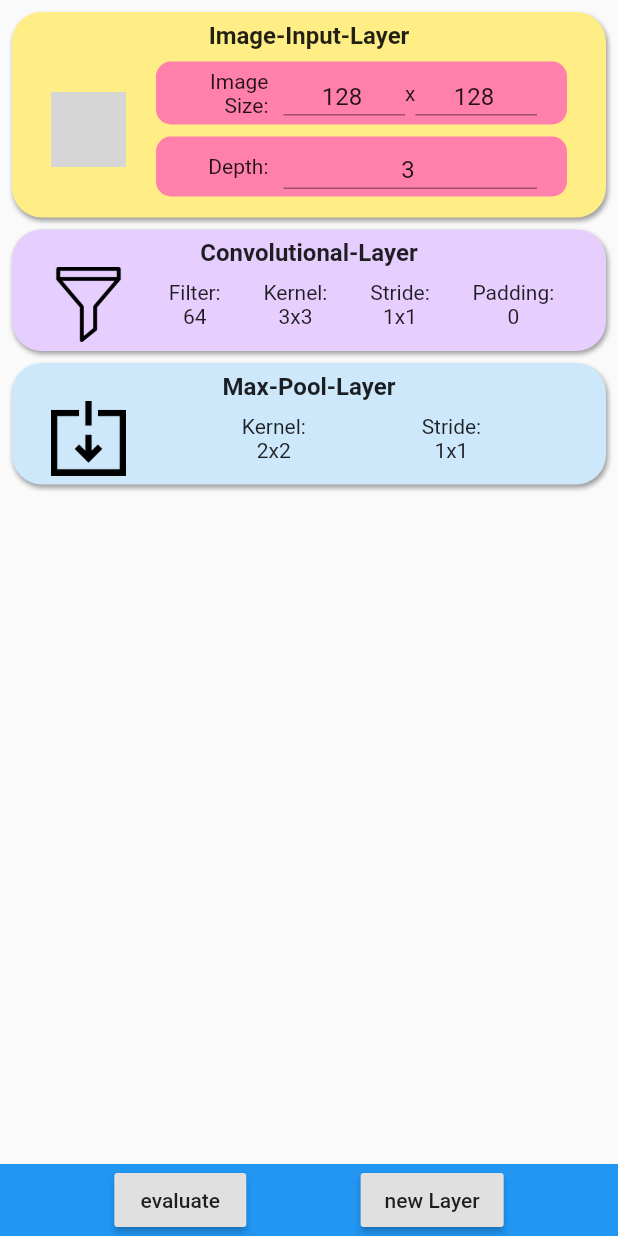
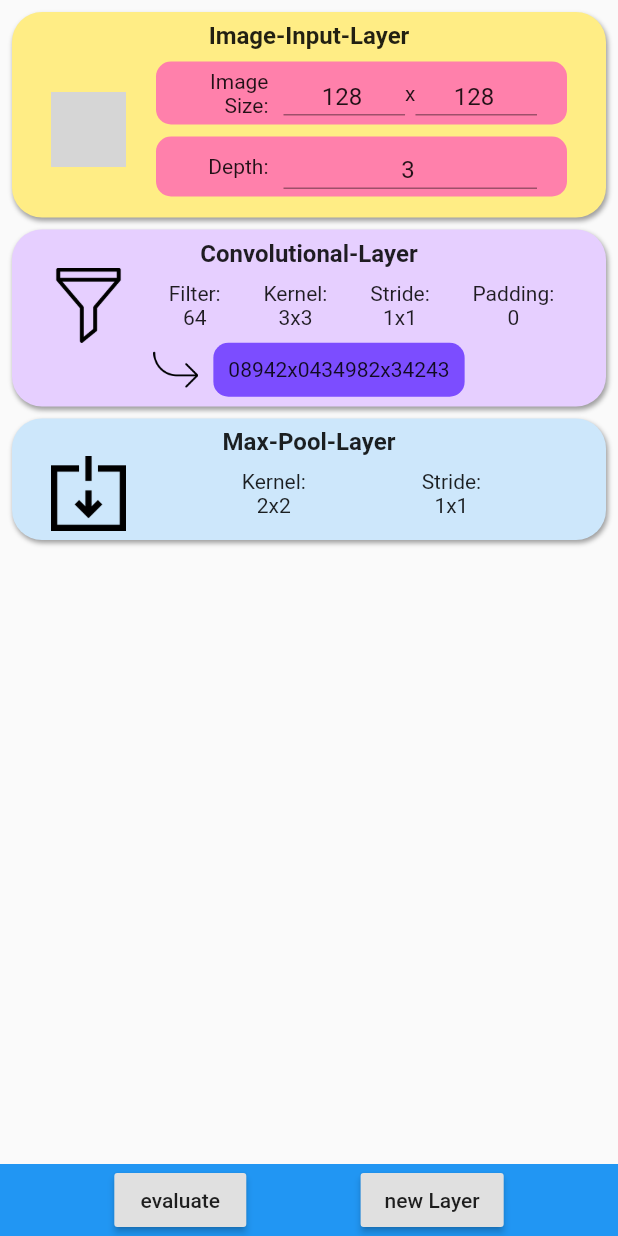
Before and after one commit to aeAlex/dnnImageLayerCalculator, a Flutter app: the screen it shows after launch, on a phone screen of 412 x 824 dp. Run offline on Flutter 3.47's test engine with Material 2 defaults, Android fonts, the phone set to English and light mode, and no system bars; grey boxes are pictures that could not be loaded.

Commit message:
Implemented the first demo of the output display of the convolution Layers

```diff
--- a/lib/models/ImageData.dart
+++ b/lib/models/ImageData.dart
@@ -1,4 +1,3 @@
-import 'package:imageshapecalculator/models/layerData.dart';
 import 'package:imageshapecalculator/models/rectangle.dart';
 
 class ImageData {
--- a/lib/widgets/convLayerCard.dart
+++ b/lib/widgets/convLayerCard.dart
@@ -18,7 +18,7 @@ class ConvLayerCard extends StatelessWidget {
   @override
   Widget build(BuildContext context) {
     return LayerCardExterior(
-      height: 81,
+      height: 118,
       color: ConvLayerCard.color,
       child: Column(
         mainAxisAlignment: MainAxisAlignment.center,
@@ -60,6 +60,29 @@ class ConvLayerCard extends StatelessWidget {
               ),
             ],
           ),
+          Container(
+            child: Row(
+              mainAxisAlignment: MainAxisAlignment.center,
+              children: <Widget>[
+                SizedBox(
+                  child: Image(
+                    image: AssetImage('images/arrow.png'),
+                  ),
+                  height: 30.0,
+                ),
+                SizedBox(width: 10.0),
+                Container(
+                  decoration: BoxDecoration(
+                    color: Colors.deepPurpleAccent,
+                    borderRadius: BorderRadius.all(Radius.circular(10.0)),
+                  ),
+                  child: Text("08942x0434982x34243"),
+                  padding: EdgeInsets.all(10.0),
+                ),
+              ],
+            ),
+            key: UniqueKey(),
+          ),
         ],
       ),
     );
--- a/pubspec.yaml
+++ b/pubspec.yaml
@@ -50,6 +50,7 @@ flutter:
     - images/filter.png
     - images/down.png
     - images/enter.png
+    - images/arrow.png
 
   # An image asset can refer to one or more resolution-specific "variants", see
   # https://flutter.dev/assets-and-images/#resolution-aware.
```
Also changed, not shown: images/arrow.png (added).
